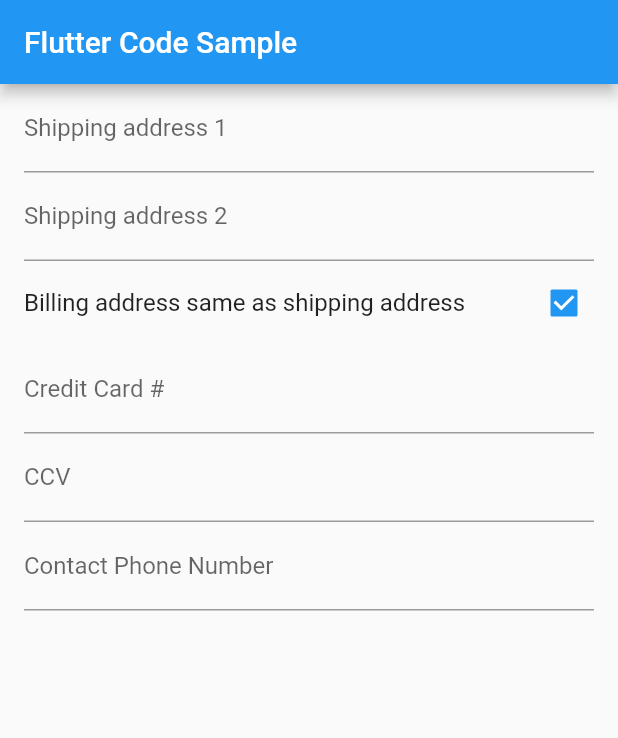
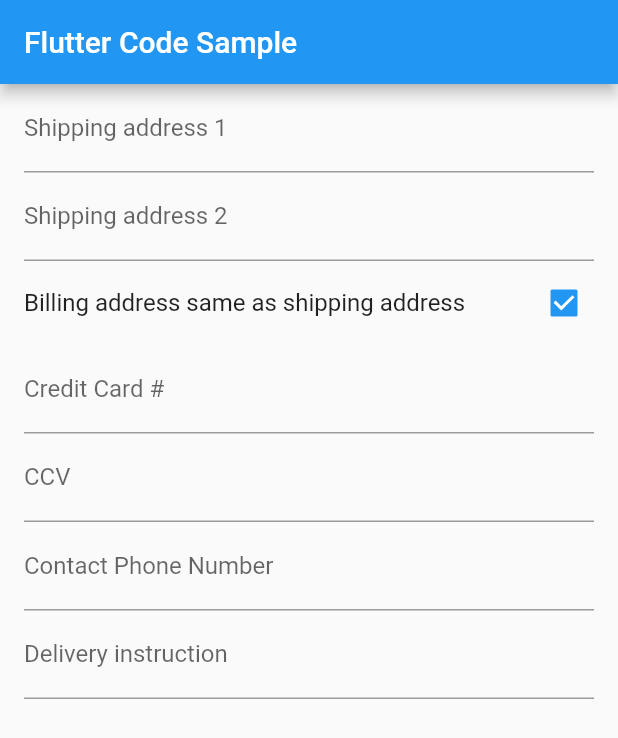
Before and after one commit to truongsinh/flutter-form-autofill, a Flutter app: the screen it shows after launch, on a phone screen of 412 x 824 dp. Shown: the top 738 px of the screen. Run offline on Flutter 3.47's test engine with Material 2 defaults, Android fonts, the phone set to English and light mode, and no system bars.

Commit message:
add a free-form, non-autofillable field

```diff
--- a/lib/main.dart
+++ b/lib/main.dart
@@ -88,6 +88,12 @@ class _MyStatefulWidgetState extends State<MyStatefulWidget> {
               labelText: 'Contact Phone Number',
             ),
           ),
+          TextFormField(
+            decoration: const InputDecoration(
+              labelText: 'Delivery instruction',
+              hintText: 'how to find the address, delivery at frontdoor, etc',
+            ),
+          ),
         ],
       );
 }
```
